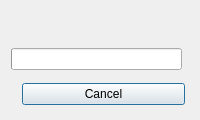
Old version of the form source/progressdialog.ui in the repository pionere/d1-graphics-tool.
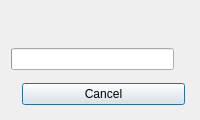
New version of the form.

The edit to the form file:
```diff
--- a/source/progressdialog.ui
+++ b/source/progressdialog.ui
@@ -21,7 +21,7 @@
     <widget class="QWidget" name="progressWidget" native="true">
      <layout class="QHBoxLayout" name="horizontalLayout_1">
       <property name="spacing">
-       <number>0</number>
+       <number>8</number>
       </property>
       <property name="leftMargin">
        <number>0</number>
```
Left out of the diff: 2 changed lines with no effect on the pictures.
